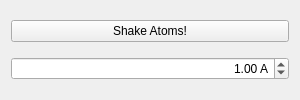
Old version of the form AtomShaker/form/SEAtomShakerAppGUI.ui in the repository 1A-OneAngstrom/SAMSON-Developer-Tutorials.
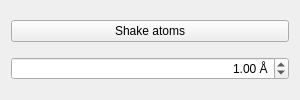
New version of the form.

Commit message: Changes for the Shake Atoms tutorial

What changed in the file:
```diff
--- a/AtomShaker/form/SEAtomShakerAppGUI.ui
+++ b/AtomShaker/form/SEAtomShakerAppGUI.ui
@@ -23,7 +23,7 @@
    <item>
     <widget class="QPushButton" name="pushButtonShake">
      <property name="text">
-      <string>Shake Atoms!</string>
+      <string>Shake atoms</string>
      </property>
     </widget>
    </item>
@@ -33,7 +33,7 @@
       <set>Qt::AlignRight|Qt::AlignTrailing|Qt::AlignVCenter</set>
      </property>
      <property name="suffix">
-      <string> A</string>
+      <string> Å</string>
      </property>
      <property name="value">
       <double>1.000000000000000</double>
```
Left out of the diff: 4 changed lines with no effect on the pictures. The commit also changes 6 other files.
